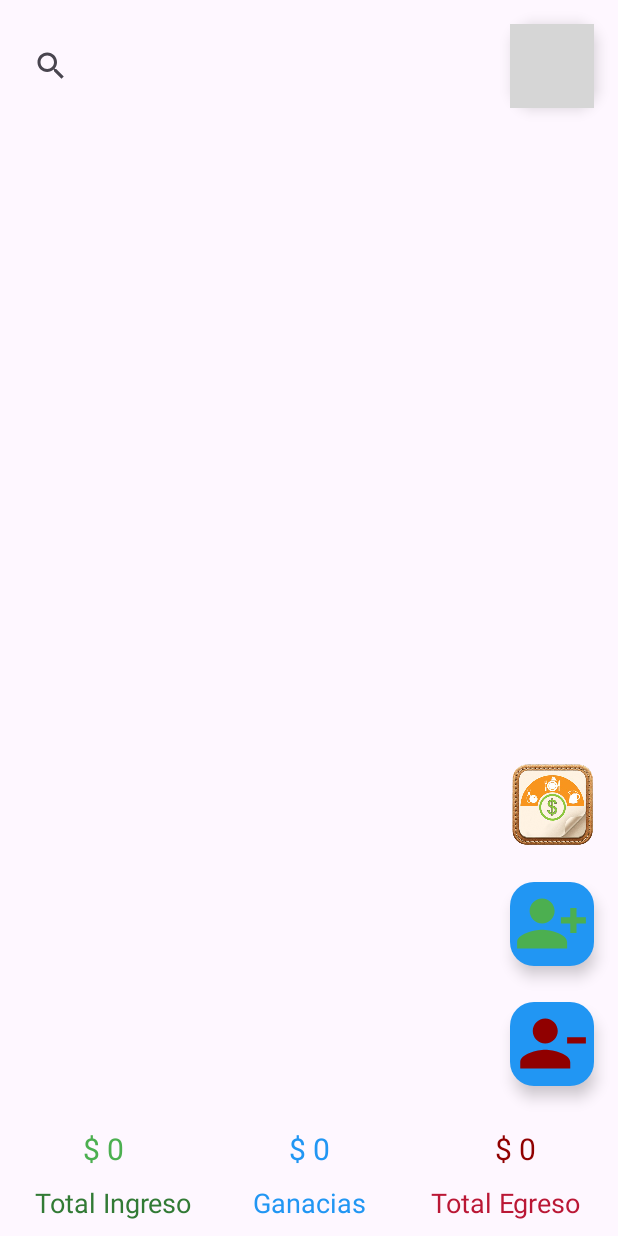
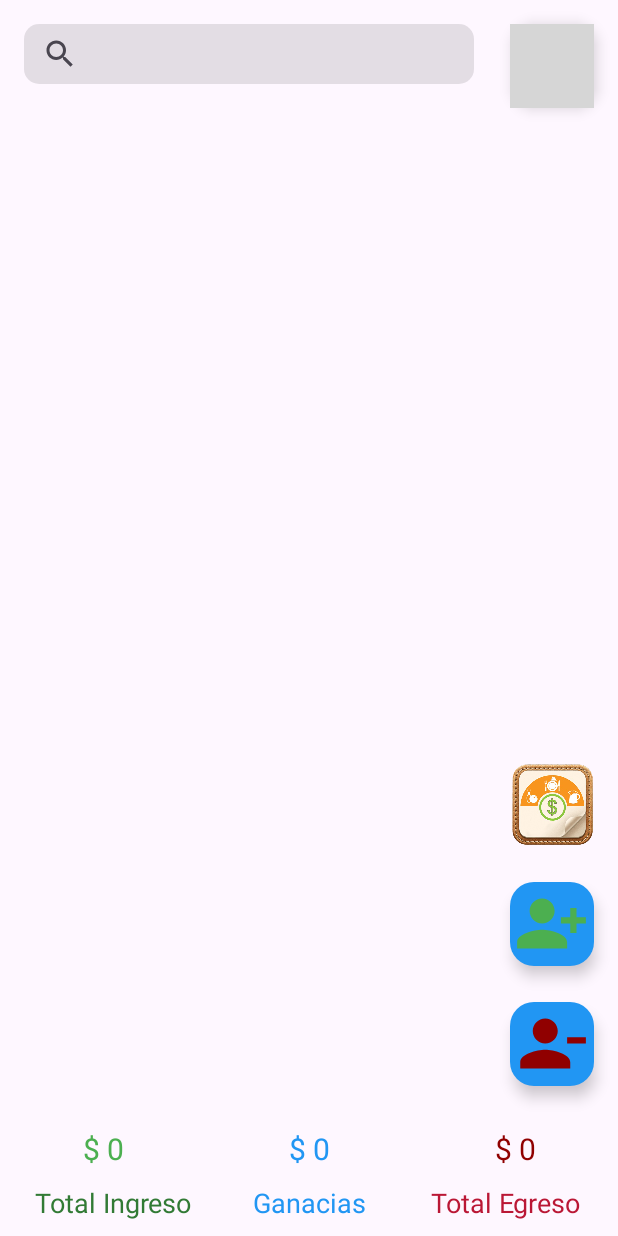
Before and after one commit to CreativeMB/Tienda_Control, an Android app: the MainActivity screen opened directly, with no data from a screen before it, on a phone screen of 412 x 824 dp. Run offline under Robolectric (Android 15) with nearby library versions, the phone set to English and light mode, and no system bars; our stand-ins replace Firebase (no records; nobody signed in at launch, a user with empty details on screens opened directly), Picasso; pictures from the network do not load; grey boxes are pictures that could not be loaded.

Commit message:
funcionalidades Aplicación Autenticación de Usuario(firebase) Gestión de Productos (Crear, Leer, Actualizar, Eliminar) Gestión de Pedidos (gestionamos los valores negativo positivos y lo mostramos en pantalla) Operaciones CRUD SQLite(matemáticas en la base de datos) Diseño y Usabilidad (super agil y liviana) Documentación y Comentarios (archivo y video de presentación) Exportación de base de datos .db (carpeta Descargas) Importación de base de datos .db (carpeta Descargas del movil) Exportación de base de datos a Excel Activity Perfil de usuario con (firebase personalizado) Buscador de Items dentro de la base de datos menu diálogo layou egreso total layou ingreso total creacion de codigo de acceso personalizado para que no use login agregar items personalizados para usar de forma recurrente

```diff
--- a/app/src/main/java/com/example/tiendacontrol/monitor/MainActivity.java
+++ b/app/src/main/java/com/example/tiendacontrol/monitor/MainActivity.java
@@ -101,6 +101,11 @@ public class MainActivity extends AppCompatActivity implements SearchView.OnQuer
         // Configuración del RecyclerView
         listaVentas.setLayoutManager(new LinearLayoutManager(this));
         baseExporter = new BaseExporter(this);
+
+        // Inicializar SearchView
+        txtBuscar = findViewById(R.id.txtBuscar);
+        // Configurar el listener para el SearchView
+        txtBuscar.setOnQueryTextListener(this);
 
         // Inicialización de la base de datos y el adaptador
         BdVentas bdVentas = new BdVentas(MainActivity.this);
--- /dev/null
+++ b/app/src/main/res/drawable/baseline_search_24.xml
@@ -0,0 +1,5 @@
+<vector xmlns:android="http://schemas.android.com/apk/res/android" android:height="24dp" android:tint="#000000" android:viewportHeight="24" android:viewportWidth="24" android:width="24dp">
+
+    <path android:fillColor="@android:color/white" android:pathData="M15.5,14h-0.79l-0.28,-0.27C15.41,12.59 16,11.11 16,9.5 16,5.91 13.09,3 9.5,3S3,5.91 3,9.5 5.91,16 9.5,16c1.61,0 3.09,-0.59 4.23,-1.57l0.27,0.28v0.79l5,4.99L20.49,19l-4.99,-5zM9.5,14C7.01,14 5,11.99 5,9.5S7.01,5 9.5,5 14,7.01 14,9.5 11.99,14 9.5,14z"/>
+
+</vector>
--- /dev/null
+++ b/app/src/main/res/drawable/searchview_backgroun.xml
@@ -0,0 +1,5 @@
+<?xml version="1.0" encoding="utf-8"?>
+<shape xmlns:android="http://schemas.android.com/apk/res/android">
+    <solid android:color="#1B000000"/> <!-- Color negro semitransparente -->
+    <corners android:radius="10dp"/> <!-- Bordes redondeados -->
+</shape>
--- a/app/src/main/res/layout/activity_main.xml
+++ b/app/src/main/res/layout/activity_main.xml
@@ -9,6 +9,25 @@
         android:layout_width="match_parent"
         android:layout_height="match_parent"
         android:orientation="vertical">
+
+        <android.widget.SearchView
+            android:id="@+id/txtBuscar"
+            android:layout_width="300dp"
+            android:layout_height="40dp"
+            android:layout_marginStart="16dp"
+            android:layout_marginTop="16dp"
+            android:background="@drawable/searchview_backgroun"
+            app:queryHint="Nombre del ítem"
+            app:iconifiedByDefault="false"
+            app:closeIcon="@drawable/baseline_search_24"
+            app:searchIcon="@drawable/baseline_search_24"
+            app:submitBackground="@android:color/transparent"
+            app:queryBackground="@android:color/transparent"/>
+
+        <View
+            android:layout_width="match_parent"
+            android:layout_height="10dp" />
+
         <androidx.recyclerview.widget.RecyclerView
             android:id="@+id/listaVentas"
             android:layout_width="match_parent"
@@ -88,14 +107,6 @@
         </LinearLayout>
     </LinearLayout>
 
-        <SearchView
-            android:id="@+id/txtBuscar"
-            android:layout_width="300dp"
-            android:layout_height="55dp"
-            android:layout_marginStart="10dp"
-            android:layout_marginTop="16dp"
-            android:background="#002196F3" />
-
     <!-- FloatingActionButton superpuesto -->
     <com.google.android.material.floatingactionbutton.FloatingActionButton
         android:id="@+id/fabMenu"
```
